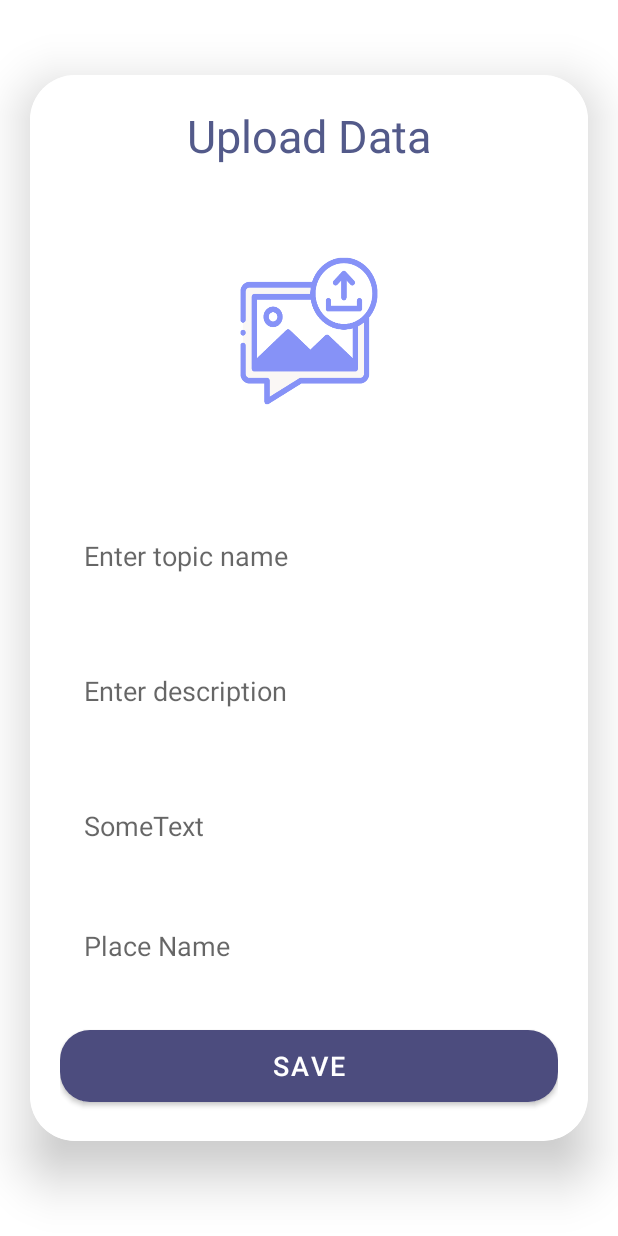
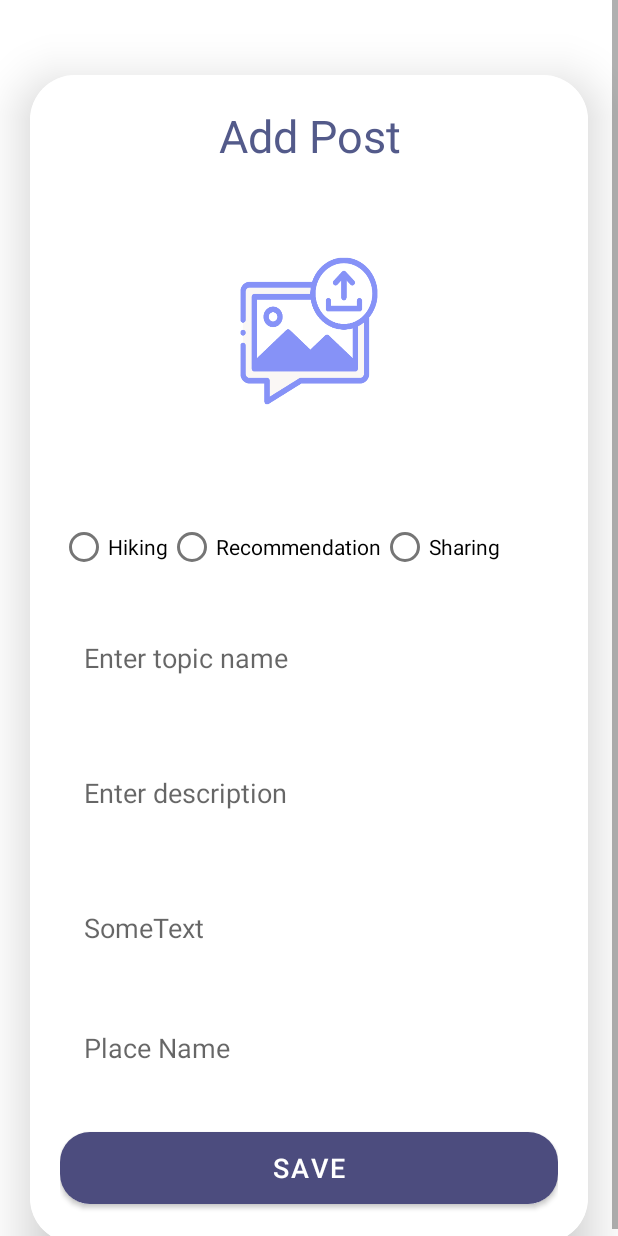
Before and after one commit to DeadEv1Le/Reach, an Android app: the UploadActivity screen opened directly, with no data from a screen before it, on a phone screen of 412 x 824 dp. Run offline under Robolectric (Android 15) with nearby library versions, the phone set to English and light mode, and no system bars; our stand-ins replace Firebase (no records; nobody signed in at launch, a user with empty details on screens opened directly); pictures from the network do not load.

Commit message:
add category example to upload data

```diff
--- a/app/src/main/java/org/tensorflow/lite/examples/detection/ui/post/DetailActivity.java
+++ b/app/src/main/java/org/tensorflow/lite/examples/detection/ui/post/DetailActivity.java
@@ -70,6 +70,9 @@ public class DetailActivity extends AppCompatActivity {
         FirebaseAuth auth = FirebaseAuth.getInstance();
         String uid = auth.getCurrentUser().getUid();
         mDatabaseRef = FirebaseDatabase.getInstance().getReference("Tourist Posts").child(key);
+
+
+
 
         mDatabaseRef.addValueEventListener(new ValueEventListener() {
             @Override
--- a/app/src/main/java/org/tensorflow/lite/examples/detection/ui/post/PostFragment.java
+++ b/app/src/main/java/org/tensorflow/lite/examples/detection/ui/post/PostFragment.java
@@ -45,7 +45,6 @@ public class PostFragment extends Fragment {
     SearchView searchView;
     AlertDialog dialog;
     Button araratFilter, aragatsFilter, ajdahakFilter, khustupFilter, kaputjughFilter, ishxanasarFilter, araFilter, artavazFilter;
-
     String username, profileImage;
 
     TextView welcomeText;
@@ -291,6 +290,9 @@ public class PostFragment extends Fragment {
                 }
                 Toast.makeText(getContext(), text, Toast.LENGTH_SHORT).show();
                 adapter.searchDataList(searchList);
+
+
+
             }
         });
 
--- a/app/src/main/java/org/tensorflow/lite/examples/detection/ui/sign/SignUpActivity.java
+++ b/app/src/main/java/org/tensorflow/lite/examples/detection/ui/sign/SignUpActivity.java
@@ -68,8 +68,11 @@ public class SignUpActivity extends AppCompatActivity {
                                 FirebaseUser firebaseUser = auth.getCurrentUser();
                                 String userId = firebaseUser.getUid();
 
+
                                 // Create a new User object with the additional fields
                                 User user = new User(username, name, email);
+
+
 
                                 // Add the user to the Realtime Database under the user's UID
                                 FirebaseDatabase.getInstance().getReference("Users").child(userId).setValue(user)
--- a/app/src/main/res/layout/activity_upload.xml
+++ b/app/src/main/res/layout/activity_upload.xml
@@ -16,7 +16,9 @@
         android:layout_marginStart="20dp"
         app:cardCornerRadius="30dp"
         app:cardElevation="20dp">
-
+        <ScrollView
+            android:layout_width="match_parent"
+            android:layout_height="match_parent">
         <LinearLayout
             android:layout_width="match_parent"
             android:layout_height="wrap_content"
@@ -28,7 +30,7 @@
             <TextView
                 android:layout_width="match_parent"
                 android:layout_height="wrap_content"
-                android:text="Upload Data"
+                android:text="Add Post"
                 android:textSize="30sp"
                 android:textAlignment="center"
                 android:textColor="@color/lavender"/>
@@ -40,7 +42,32 @@
                 android:id="@+id/uploadImage"
                 android:layout_marginTop="10dp"
                 android:scaleType="fitXY"/>
+            <RadioGroup
+                android:layout_width="match_parent"
+                android:layout_height="wrap_content"
+                android:orientation="horizontal"
+                android:id="@+id/uploadCategory"
+                android:layout_marginTop="20dp">
 
+                <RadioButton
+                    android:id="@+id/hikeRadioButton"
+                    android:layout_width="wrap_content"
+                    android:layout_height="wrap_content"
+                    android:text="Hiking" />
+
+                <RadioButton
+                    android:id="@+id/recomRadioButton"
+                    android:layout_width="wrap_content"
+                    android:layout_height="wrap_content"
+                    android:text="Recommendation" />
+
+                <RadioButton
+                    android:id="@+id/shareRadio"
+                    android:layout_width="wrap_content"
+                    android:layout_height="wrap_content"
+                    android:text="Sharing" />
+
+            </RadioGroup>
             <EditText
                 android:layout_width="match_parent"
                 android:layout_height="60dp"
@@ -95,7 +122,7 @@
                 app:cornerRadius = "20dp"/>
 
         </LinearLayout>
-
+        </ScrollView>
     </androidx.cardview.widget.CardView>
 
 </ScrollView>
```
Also changed, not shown: app/src/main/java/org/tensorflow/lite/examples/detection/ui/post/DataClass.java (+13 -1 lines), app/src/main/java/org/tensorflow/lite/examples/detection/ui/post/UpdateActivity.java (+137 -136 lines), app/src/main/java/org/tensorflow/lite/examples/detection/ui/post/UploadActivity.java (+12 -10 lines).
